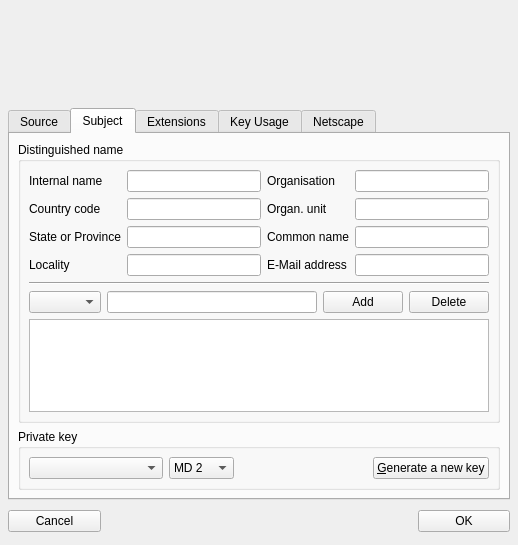
The window that ui/NewX509.ui (chris2511/xca) describes before a commit, drawn with Qt 5.
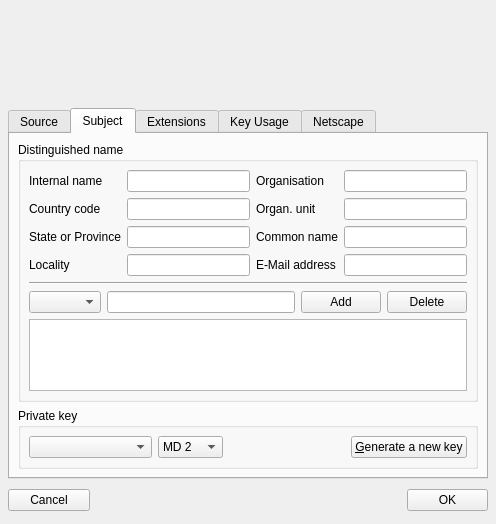
The same window after the commit. The open tabs and pages were chosen to show the change. Custom widgets are drawn as their Qt base class.

Patch:
```diff
--- a/ui/NewX509.ui
+++ b/ui/NewX509.ui
@@ -8,8 +8,8 @@
    <rect>
     <x>0</x>
     <y>0</y>
-    <width>518</width>
-    <height>545</height>
+    <width>496</width>
+    <height>520</height>
    </rect>
   </property>
   <property name="windowTitle" >
@@ -498,6 +498,12 @@
             <property name="selectionBehavior" >
              <enum>QAbstractItemView::SelectRows</enum>
             </property>
+            <property name="rowCount" >
+             <number>0</number>
+            </property>
+            <property name="columnCount" >
+             <number>0</number>
+            </property>
            </widget>
           </item>
          </layout>
```
Left out of the diff: 37 changed lines with no effect on the pictures.
